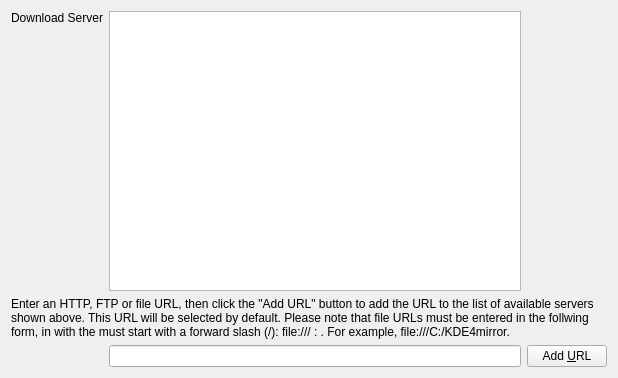
First picture: the form in gui/mirrorsettingspage.ui, repository KDE/kdewin-installer, before the edit.
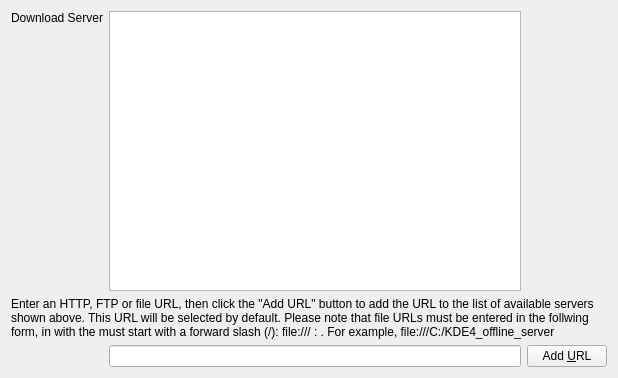
Second picture: the form after the edit.

Commit message: updated example path

```diff
--- a/gui/mirrorsettingspage.ui
+++ b/gui/mirrorsettingspage.ui
@@ -51,7 +51,7 @@
    <item row="2" column="0" colspan="3" >
     <widget class="QLabel" name="label" >
      <property name="text" >
-      <string>Enter an HTTP, FTP or file URL, then click the "Add URL" button to add the URL to the list of available servers shown above. This URL will be selected by default. Please note that file URLs must be entered in the follwing form, in with the &lt;path> must start with a forward slash (/): file:///&lt;drive>:&lt;path>. For example, file:///C:/KDE4mirror.</string>
+      <string>Enter an HTTP, FTP or file URL, then click the "Add URL" button to add the URL to the list of available servers shown above. This URL will be selected by default. Please note that file URLs must be entered in the follwing form, in with the &lt;path> must start with a forward slash (/): file:///&lt;drive>:&lt;path>. For example, file:///C:/KDE4_offline_server</string>
      </property>
      <property name="alignment" >
       <set>Qt::AlignLeading|Qt::AlignLeft|Qt::AlignTop</set>
```
